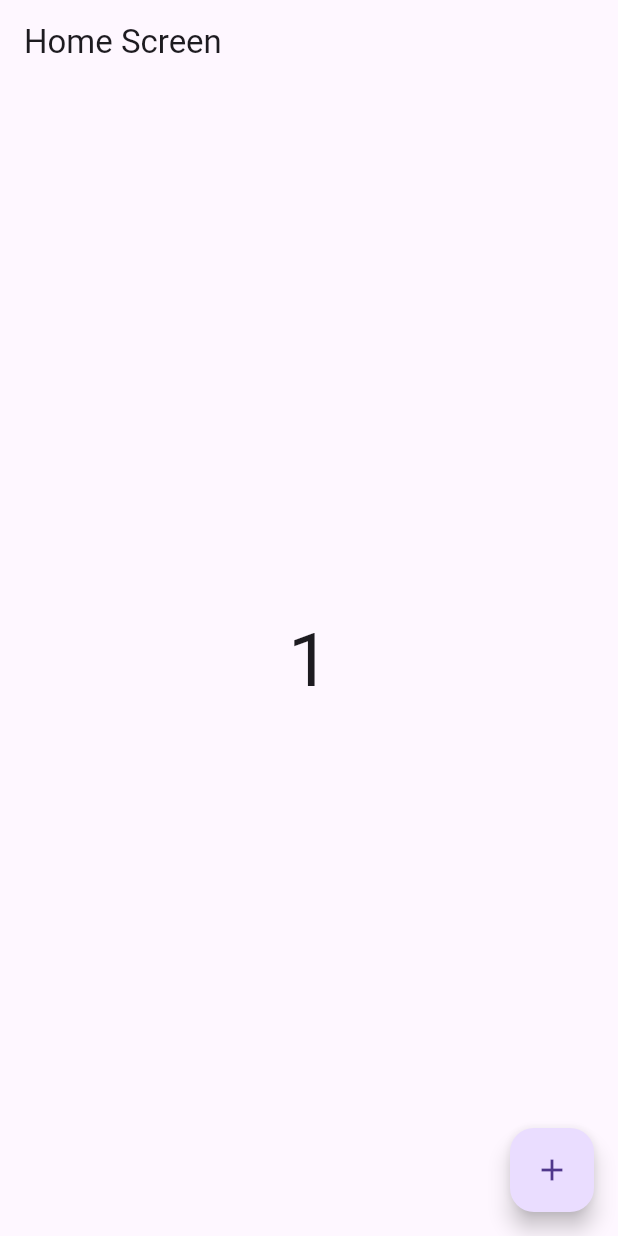
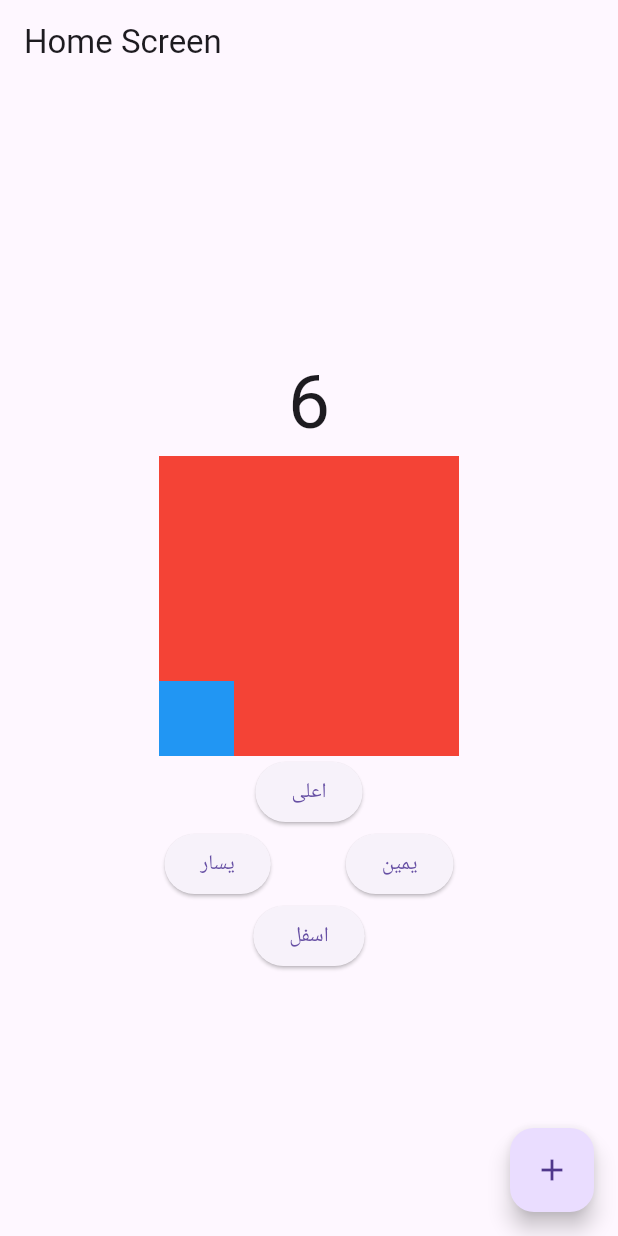
Before and after one commit to YusufAhmedBinQhman/state_management, a Flutter app: the screen it shows after launch, after a tap on the "add" icon, on a phone screen of 412 x 824 dp. Run offline on Flutter 3.47's test engine with Material 3 defaults, Android fonts, the phone set to English and light mode, and no system bars.

Commit message:
add Game container

```diff
--- a/lib/core/view/screen/home_screen.dart
+++ b/lib/core/view/screen/home_screen.dart
@@ -29,7 +29,58 @@ class HomeScreen extends StatelessWidget {
                 "${h.counter}",
                 style: TextStyle(fontSize: 50),
               ));
-            })
+            }),
+            Stack(
+              children: [
+                Container(height: 200, width: 200, color: Colors.red),
+                Consumer<HomeVM>(builder: (ctx, h, child) {
+                  return Positioned(
+                      bottom: h.topDownM.toDouble(),
+                      // top: h.topDownM.toDouble(),
+                      // right: h.righLefttM.toDouble(),
+                      left: h.righLefttM.toDouble(),
+                      child:
+                          Container(height: 50, width: 50, color: Colors.blue));
+                }),
+              ],
+            ),
+            Consumer<HomeVM>(builder: (ctx, h, child) {
+              return ElevatedButton(
+                  onPressed: () {
+                    h.topMove();
+                  },
+                  onLongPress: () {
+                    h.topMove();
+                  },
+                  child: Text("اعلى"));
+            }),
+            Row(
+              mainAxisAlignment: MainAxisAlignment.center,
+              children: [
+                Consumer<HomeVM>(builder: (ctx, h, child) {
+                  return ElevatedButton(
+                      onPressed: () {
+                        h.leftMove();
+                      },
+                      child: Text("يسار"));
+                }),
+                SizedBox(width: 50),
+                Consumer<HomeVM>(builder: (ctx, h, child) {
+                  return ElevatedButton(
+                      onPressed: () {
+                        h.rightMove();
+                      },
+                      child: Text("يمين"));
+                }),
+              ],
+            ),
+            Consumer<HomeVM>(builder: (ctx, h, child) {
+              return ElevatedButton(
+                  onPressed: () {
+                    h.downMove();
+                  },
+                  child: Text("اسفل"));
+            }),
           ],
         ),
       ),
--- a/lib/core/view_model/HomeVM.dart
+++ b/lib/core/view_model/HomeVM.dart
@@ -1,9 +1,32 @@
 import 'package:flutter/material.dart';
 
 class HomeVM with ChangeNotifier {
+  int topDownM = 0;
   int counter = 0;
+  int righLefttM = 0;
+
   addToCounter() {
     notifyListeners();
-    counter++;
+    counter += 6;
+  }
+
+  topMove() {
+    notifyListeners();
+    topDownM += 6;
+  }
+
+  downMove() {
+    notifyListeners();
+    topDownM -= 6;
+  }
+
+  rightMove() {
+    notifyListeners();
+    righLefttM += 6;
+  }
+
+  leftMove() {
+    notifyListeners();
+    righLefttM -= 6;
   }
 }
--- a/pubspec.yaml
+++ b/pubspec.yaml
@@ -36,6 +36,8 @@ dependencies:
   # Use with the CupertinoIcons class for iOS style icons.
   cupertino_icons: ^1.0.8
   provider: ^6.1.2
+  dio: ^5.7.0
+  get_storage: ^2.1.1
 
 dev_dependencies:
   flutter_test:
```
Also changed, not shown: pubspec.lock, 1 other file.
